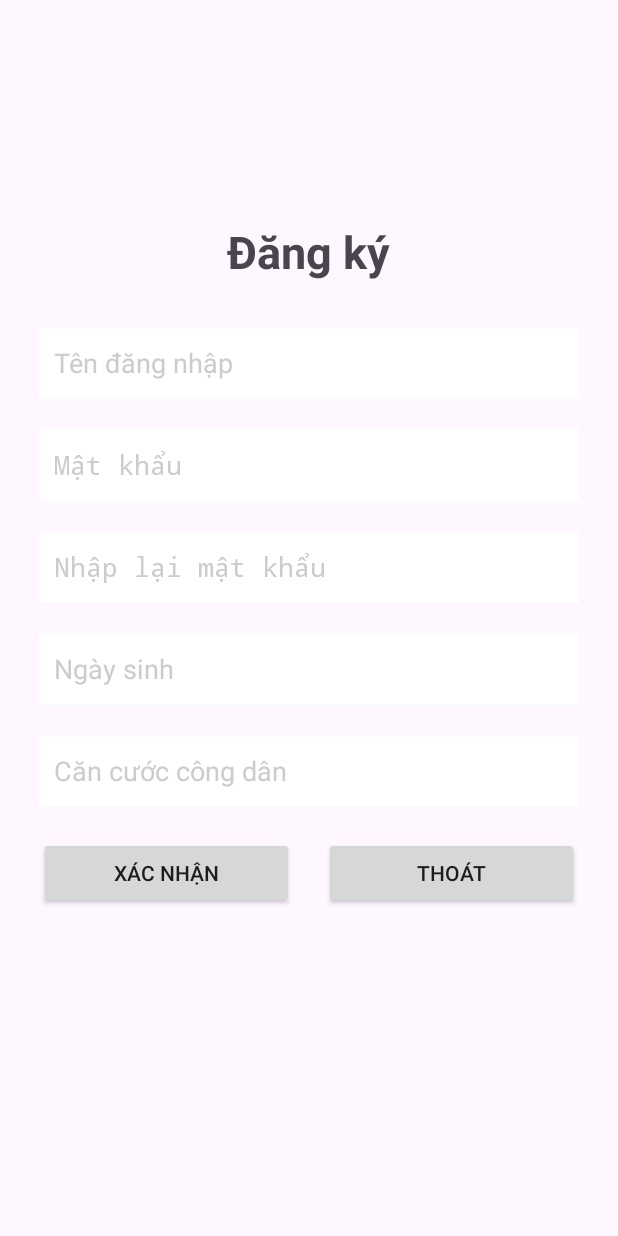
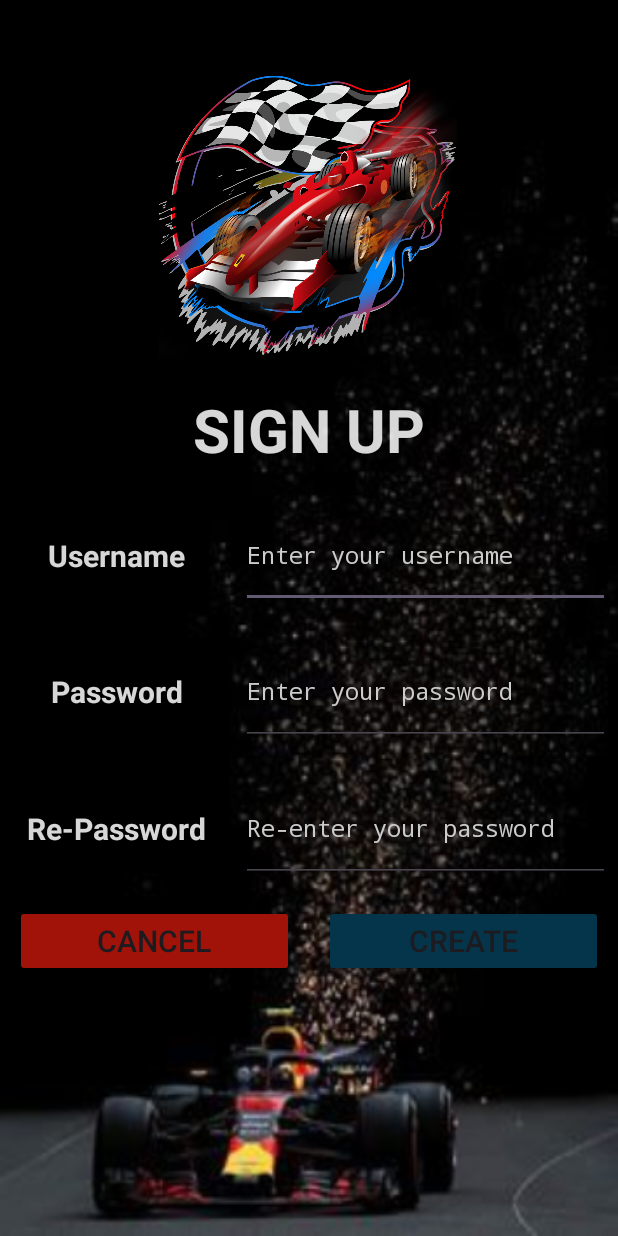
Before and after one commit to KenTheWhale/Android_Car_Racing, an Android app: the RegisterActivity screen opened directly, with no data from a screen before it, on a phone screen of 412 x 824 dp. Run offline under Robolectric (Android 15) with nearby library versions, the light colour scheme and no system bars.

Commit message:
Remake Signup

```diff
--- a/app/src/main/AndroidManifest.xml
+++ b/app/src/main/AndroidManifest.xml
@@ -7,7 +7,7 @@
         android:dataExtractionRules="@xml/data_extraction_rules"
         android:fullBackupContent="@xml/backup_rules"
         android:icon="@mipmap/ic_launcher"
-        android:label="@string/app_name"
+        android:label="CarRacing"
         android:roundIcon="@mipmap/ic_launcher_round"
         android:supportsRtl="true"
         android:theme="@style/Theme.CarRacing"
--- a/app/src/main/java/com/ken/carracing/LoginActivity.java
+++ b/app/src/main/java/com/ken/carracing/LoginActivity.java
@@ -17,8 +17,9 @@ public class LoginActivity extends Activity {
     private EditText usernameInput;
     private EditText passwordInput;
     private Button btnSignIn;
+    private Button btnSignUp;
 
-    private final HashMap<String, String> accounts = new HashMap<>();
+    private  HashMap<String, String> accounts = new HashMap<>();
 
     @Override
     protected void onCreate(@Nullable Bundle savedInstanceState) {
@@ -29,14 +30,26 @@ public class LoginActivity extends Activity {
         accounts.put("user2", "abc");
         accounts.put("user3", "test");
 
-        usernameInput = (EditText) findViewById(R.id.usernameInput);
-        passwordInput =(EditText) findViewById(R.id.passwordInput);
-        btnSignIn =(Button) findViewById(R.id.btnSignIn);
+        usernameInput = findViewById(R.id.usernameInput);
+        passwordInput = findViewById(R.id.passwordInput);
+        btnSignIn = findViewById(R.id.btnSignIn);
+        btnSignUp = findViewById(R.id.btnSignUp);
+
+        if((getIntent().getSerializableExtra("accounts")) != null){
+            accounts = (HashMap<String, String>) (getIntent().getSerializableExtra("accounts"));
+        }
 
         btnSignIn.setOnClickListener(new View.OnClickListener() {
             @Override
             public void onClick(View v) {
                 Login();
+            }
+        });
+
+        btnSignUp.setOnClickListener(new View.OnClickListener() {
+            @Override
+            public void onClick(View v) {
+                changeSignUpPage();
             }
         });
     }
@@ -71,4 +84,10 @@ public class LoginActivity extends Activity {
         return accounts.containsKey(username) && accounts.get(username).equals(password);
     }
 
+    private void changeSignUpPage(){
+        Intent intent = new Intent(this, RegisterActivity.class);
+        intent.putExtra("accounts", accounts);
+        startActivity(intent);
+        finish();
+    }
 }
--- a/app/src/main/java/com/ken/carracing/RegisterActivity.java
+++ b/app/src/main/java/com/ken/carracing/RegisterActivity.java
@@ -1,5 +1,6 @@
 package com.ken.carracing;
 
+import android.annotation.SuppressLint;
 import android.app.Activity;
 import android.content.Intent;
 import android.os.Bundle;
@@ -16,26 +17,27 @@ import java.util.HashMap;
 public class RegisterActivity extends Activity {
     private EditText usernameInput;
     private EditText passwordInput;
-    private EditText birthdayInput;
-    private EditText idCardInput;
-    private Button btnSignUp;
+    private EditText confirmedPasswordInput;
+    private Button btnCreate;
     private Button btnCancel;
 
-    private final HashMap<String, String> accounts = new HashMap<>();
+    private HashMap<String, String> accounts = new HashMap<>();
 
+    @SuppressLint("MissingInflatedId")
     @Override
     protected void onCreate(@Nullable Bundle savedInstanceState) {
         super.onCreate(savedInstanceState);
         setContentView(R.layout.register_activity);
 
-        usernameInput = findViewById(R.id.usernameInput);
-        passwordInput = findViewById(R.id.passwordInput);
-        birthdayInput = findViewById(R.id.birthdayInput);
-        idCardInput = findViewById(R.id.idCardInput);
-        btnSignUp = findViewById(R.id.btnSignUp);
-        btnCancel = findViewById(R.id.btnCancel);
+        usernameInput = findViewById(R.id.inp_username);
+        passwordInput = findViewById(R.id.inp_password);
+        confirmedPasswordInput = findViewById(R.id.inp_repassword);
+        btnCreate = findViewById(R.id.btn_create);
+        btnCancel = findViewById(R.id.btn_cancel);
 
-        btnSignUp.setOnClickListener(new View.OnClickListener() {
+        accounts = (HashMap<String, String>) getIntent().getSerializableExtra("accounts");
+
+        btnCreate.setOnClickListener(new View.OnClickListener() {
             @Override
             public void onClick(View v) {
                 register();
@@ -45,7 +47,7 @@ public class RegisterActivity extends Activity {
         btnCancel.setOnClickListener(new View.OnClickListener() {
             @Override
             public void onClick(View v) {
-                finish();
+                changeLoginPage();
             }
         });
     }
@@ -53,8 +55,7 @@ public class RegisterActivity extends Activity {
     private void register() {
         String username = usernameInput.getText().toString().trim();
         String password = passwordInput.getText().toString().trim();
-        String birthday = birthdayInput.getText().toString().trim();
-        String idCard = idCardInput.getText().toString().trim();
+        String confirmedPassword = confirmedPasswordInput.getText().toString().trim();
 
         if (TextUtils.isEmpty(username)) {
             usernameInput.setError("Username is required");
@@ -68,15 +69,15 @@ public class RegisterActivity extends Activity {
             return;
         }
 
-        if (TextUtils.isEmpty(birthday)) {
-            birthdayInput.setError("Birthday is required");
-            birthdayInput.requestFocus();
+        if (TextUtils.isEmpty(confirmedPassword)) {
+            passwordInput.setError("Re-password is required");
+            passwordInput.requestFocus();
             return;
         }
 
-        if (TextUtils.isEmpty(idCard)) {
-            idCardInput.setError("ID Card is required");
-            idCardInput.requestFocus();
+        if(!password.equals(confirmedPassword)){
+            confirmedPasswordInput.setError("Re-password does not match password");
+            confirmedPasswordInput.requestFocus();
             return;
         }
 
@@ -88,7 +89,14 @@ public class RegisterActivity extends Activity {
 
         accounts.put(username, password);
 
-        Toast.makeText(this, "Registration successful", Toast.LENGTH_SHORT).show();
+        Toast.makeText(this, "Register successfully", Toast.LENGTH_SHORT).show();
+        Intent intent = new Intent(this, LoginActivity.class);
+        intent.putExtra("accounts", accounts);
+        startActivity(intent);
+        finish();
+    }
+
+    private void changeLoginPage(){
         Intent intent = new Intent(this, LoginActivity.class);
         startActivity(intent);
         finish();
--- a/app/src/main/res/layout/login_activity.xml
+++ b/app/src/main/res/layout/login_activity.xml
@@ -18,7 +18,7 @@
         android:layout_gravity="center_horizontal"
         android:src="@drawable/logo"
         android:elevation="50dp"
-        android:layout_weight="4"/>
+        android:layout_weight="3"/>
     <TextView
         android:layout_width="match_parent"
         android:layout_height="0dp"
@@ -32,70 +32,76 @@
 
     <LinearLayout
         android:layout_width="match_parent"
-        android:layout_height="wrap_content"
+        android:layout_height="0dp"
         android:orientation="horizontal"
-        android:layout_weight="0.5"
+        android:layout_weight="1.2"
         android:weightSum="10"
         android:gravity="center_horizontal"
         android:layout_marginTop="10dp">
         <TextView
-            android:layout_weight="2"
+            android:layout_weight="3"
             android:layout_width="30dp"
             android:layout_height="match_parent"
             android:text="Username"
             android:textColor="#D7FFFFFF"
             android:textStyle="bold"
-            android:layout_margin="5dp"
+            android:layout_margin="10dp"
             android:textSize="20sp"
-            android:gravity="center"/>
+            android:gravity="center" />
        <EditText
            android:id="@+id/usernameInput"
-           android:layout_weight="6"
+           android:layout_weight="7"
            android:layout_width="0dp"
            android:layout_height="match_parent"
            android:hint="Enter your username"
            android:textColor="@color/white"
-           android:textColorHint="#808080"
+           android:textColorHint="@color/Gray"
            android:imeOptions="actionDone"
            android:inputType="text"
            android:typeface="monospace"
            android:maxLength="50"
            android:maxLines="1"
            android:gravity="center_vertical|left"
-           android:textSize="15sp"/>
+           android:textSize="15sp"
+           android:layout_marginStart="5dp"
+           android:layout_marginEnd="0dp"
+           android:layout_margin="5dp"/>
     </LinearLayout>
     <LinearLayout
         android:layout_width="match_parent"
-        android:layout_height="wrap_content"
+        android:layout_height="0dp"
         android:orientation="horizontal"
-        android:layout_weight="0.5"
+        android:layout_weight="1.2"
         android:weightSum="10"
         android:gravity="center_horizontal"
         android:layout_marginTop="10dp">
         <TextView
-            android:layout_weight="2"
+            android:layout_weight="3"
             android:layout_width="30dp"
             android:layout_height="match_parent"
             android:gravity="center"
             android:text="Password"
             android:textColor="#D7FFFFFF"
             android:textStyle="bold"
-            android:layout_margin="5dp"
-            android:textSize="20sp" />
+            android:layout_margin="10dp"
+            android:textSize="20sp"/>
         <EditText
             android:id="@+id/passwordInput"
-            android:layout_weight="6"
+            android:layout_weight="7"
             android:layout_width="0dp"
             android:layout_height="match_parent"
             android:hint="Enter your password"
             android:textColor="@color/white"
-            android:textColorHint="#808080"
+            android:textColorHint="@color/Gray"
             android:imeOptions="actionDone"
             android:inputType="textPassword"
             android:maxLength="50"
             android:maxLines="1"
             android:gravity="center_vertical|left"
-            android:textSize="15sp"/>
+            android:textSize="15sp"
+            android:layout_marginStart="5dp"
+            android:layout_marginEnd="0dp"
+            android:layout_margin="5dp"/>
     </LinearLayout>
 
     <Button
@@ -105,7 +111,7 @@
         android:layout_gravity="center"
         android:layout_marginTop="40dp"
         android:backgroundTint="#05354A"
-        android:text="Sign In"
+        android:text="Log In"
         android:textColor="#FFF"
         android:textSize="20sp"/>
     <Button
--- a/app/src/main/res/layout/register_activity.xml
+++ b/app/src/main/res/layout/register_activity.xml
@@ -1,92 +1,147 @@
 <?xml version="1.0" encoding="utf-8"?>
-<RelativeLayout xmlns:android="http://schemas.android.com/apk/res/android"
+<LinearLayout xmlns:android="http://schemas.android.com/apk/res/android"
     xmlns:tools="http://schemas.android.com/tools"
     android:layout_width="match_parent"
     android:layout_height="match_parent"
-    android:paddingLeft="16dp"
-    android:paddingRight="16dp"
-    android:paddingTop="16dp"
-    android:paddingBottom="16dp"
-    tools:context=".MainActivity">
+    android:background="@drawable/login"
+    android:orientation="vertical"
+    android:weightSum="10"
+    tools:context=".RegisterActivity">
+
+    <ImageView
+        android:layout_marginTop="40dp"
+        android:id="@+id/imageView"
+        android:layout_width="200dp"
+        android:layout_height="0dp"
+        android:layout_gravity="center_horizontal"
+        android:src="@drawable/logo"
+        android:elevation="50dp"
+        android:layout_weight="3"/>
 
     <TextView
-        android:layout_width="wrap_content"
-        android:layout_height="wrap_content"
-        android:text="@string/dangky"
-        android:layout_above="@+id/KhungDangKy"
-        android:layout_centerHorizontal="true"
-        android:padding="10dp"
+        android:layout_width="match_parent"
+        android:layout_height="0dp"
+        android:text="SIGN UP"
+        android:textColor="#D7FFFFFF"
+        android:textStyle="bold"
+        android:gravity="center"
+        android:textSize="40sp"
+        android:layout_marginTop="10dp"
+        android:layout_weight="1"/>
+
+    <LinearLayout
+        android:layout_width="match_parent"
+        android:layout_height="0dp"
+        android:orientation="horizontal"
+        android:layout_weight="1.2"
+        android:weightSum="10"
+        android:gravity="center_horizontal"
+        android:layout_marginTop="10dp">
+        <TextView
+            android:layout_weight="3"
+            android:layout_width="30dp"
+            android:layout_height="match_parent"
+            android:text="Username"
+            android:textColor="#D7FFFFFF"
+            android:textStyle="bold"
             android:layout_margin="10dp"
+            android:textSize="20sp"
+            android:gravity="center" />
+        <EditText
+            android:id="@+id/inp_username"
+            android:layout_weight="7"
+            android:layout_width="0dp"
+            android:layout_height="match_parent"
+            android:hint="Enter your username"
+            android:textColor="@color/white"
+            android:textColorHint="@color/Gray"
+            android:imeOptions="actionDone"
+            android:inputType="text"
+            android:typeface="monospace"
+            android:maxLength="50"
+            android:maxLines="1"
+            android:gravity="center_vertical|left"
+            android:textSize="15sp"
+            android:layout_marginStart="5dp"
+            android:layout_marginEnd="0dp"
+            android:layout_margin="5dp"/>
+    </LinearLayout>
+
+    <LinearLayout
+        android:layout_width="match_parent"
+        android:layout_height="0dp"
+        android:orientation="horizontal"
+        android:layout_weight="1.2"
+        android:weightSum="10"
+        android:gravity="center_horizontal"
+        android:layout_marginTop="10dp">
+        <TextView
+            android:layout_weight="3"
+            android:layout_width="30dp"
+            android:layout_height="match_parent"
+            android:text="Password"
+            android:textColor="#D7FFFFFF"
             android:textStyle="bold"
-        android:textSize="30dp" />
+            android:layout_margin="10dp"
+            android:textSize="20sp"
+            android:gravity="center" />
+        <EditText
+            android:id="@+id/inp_password"
+            android:layout_weight="7"
+            android:layout_width="0dp"
+            android:layout_height="match_parent"
+            android:hint="Enter your password"
+            android:textColor="@color/white"
+            android:textColorHint="@color/Gray"
+            android:imeOptions="actionDone"
+            android:inputType="textPassword"
+            android:typeface="monospace"
+            android:maxLength="50"
+            android:maxLines="1"
+            android:gravity="center_vertical|left"
+            android:textSize="15sp"
+            android:layout_marginStart="5dp"
+            android:layout_marginEnd="0dp"
+            android:layout_margin="5dp"/>
+    </LinearLayout>
+
     <LinearLayout
-        android:id="@+id/KhungDangKy"
         android:layout_width="match_parent"
-        android:layout_height="wrap_content"
-        android:layout_centerInParent="true"
-        android:orientation="vertical">
-
+        android:layout_height="0dp"
+        android:orientation="horizontal"
+        android:layout_weight="1.2"
+        android:weightSum="10"
+        android:gravity="center_horizontal"
+        android:layout_marginTop="10dp">
+        <TextView
+            android:layout_weight="3"
+            android:layout_width="30dp"
+            android:layout_height="match_parent"
+            android:text="Re-Password"
+            android:textColor="#D7FFFFFF"
+            android:textStyle="bold"
+            android:layout_margin="10dp"
+            android:textSize="20sp"
+            android:gravity="center" />
         <EditText
-            android:id="@+id/usernameInput"
-            android:layout_width="match_parent"
-            android:layout_height="wrap_content"
-            android:layout_margin="10dp"
-            android:background="@color/white"
-            android:drawablePadding="10dp"
-            android:hint="@string/tendangnhap"
-            android:padding="10dp"
-            android:minHeight="48dp"
-            android:textColorHint="@color/Gray" />
-
-        <EditText
-            android:id="@+id/passwordInput"
-            android:layout_width="match_parent"
-            android:layout_height="wrap_content"
-            android:layout_margin="10dp"
-            android:background="@color/white"
-            android:drawablePadding="10dp"
-            android:hint="@string/nhapmatkhau"
-            android:padding="10dp"
-            android:minHeight="48dp"
-            android:password="true"
-            android:textColorHint="@color/Gray" />
-
-        <EditText
-            android:id="@+id/passwordInputAgain"
-            android:layout_width="match_parent"
-            android:layout_height="wrap_content"
-            android:layout_margin="10dp"
-            android:background="@color/white"
-            android:drawablePadding="10dp"
-            android:hint="@string/nhaplaimatkhau"
-            android:padding="10dp"
-            android:minHeight="48dp"
-            android:password="true"
-            android:textColorHint="@color/Gray" />
-
-        <EditText
-            android:id="@+id/birthdayInput"
-            android:layout_width="match_parent"
-            android:layout_height="wrap_content"
-            android:layout_margin="10dp"
-            android:background="@color/white"
-            android:drawablePadding="10dp"
-            android:hint="@string/ngaysinh"
-            android:padding="10dp"
-            android:minHeight="48dp"
-            android:textColorHint="@color/Gray" />
-
-        <EditText
-            android:id="@+id/idCardInput"
-            android:layout_width="match_parent"
-            android:layout_height="wrap_content"
-            android:layout_margin="10dp"
-            android:background="@color/white"
-            android:drawablePadding="10dp"
-            android:hint="@string/cancuoccongdan"
-            android:padding="10dp"
-            android:minHeight="48dp"
-            android:textColorHint="@color/Gray" />
+            android:id="@+id/inp_repassword"
+            android:layout_weight="7"
+            android:layout_width="0dp"
+            android:layout_height="match_parent"
+            android:hint="Re-enter your password"
+            android:textColor="@color/white"
+            android:textColorHint="@color/Gray"
+            android:imeOptions="actionDone"
+            android:inputType="textPassword"
+            android:typeface="monospace"
+            android:maxLength="50"
+            android:maxLines="1"
+            android:gravity="center_vertical|left"
+            android:textSize="15sp"
+            android:layout_marginStart="5dp"
+            android:layout_marginEnd="0dp"
+            android:layout_margin="5dp"/>
+    </LinearLayout>
 
     <LinearLayout
         android:layout_width="match_parent"
@@ -94,24 +149,26 @@
         android:orientation="horizontal">
 
         <Button
-                android:id="@+id/btnSignUp"
+            android:id="@+id/btn_cancel"
             android:layout_width="0dp"
-                android:layout_height="wrap_content"
-                android:text="@string/xacnhan"
+            android:layout_height="match_parent"
+            android:layout_margin="10dp"
             android:layout_weight="1"
             android:padding="10dp"
-                android:layout_margin="10dp" />
+            android:text="Cancel"
+            android:textSize="20sp"
+            android:backgroundTint="#A11309"/>
 
         <Button
-                android:id="@+id/btnCancel"
+            android:id="@+id/btn_create"
             android:layout_width="0dp"
-                android:layout_height="wrap_content"
-                android:text="@string/thoat"
+            android:layout_height="match_parent"
+            android:layout_margin="10dp"
             android:layout_weight="1"
             android:padding="10dp"
-                android:layout_margin="10dp" />
+            android:text="Create"
+            android:textSize="20sp"
+            android:backgroundTint="#05354A"/>
 
     </LinearLayout>
 </LinearLayout>
-
-</RelativeLayout>
--- a/app/src/main/res/values/strings.xml
+++ /dev/null
@@ -1,11 +0,0 @@
-<resources>
-    <string name="app_name">CarRacing</string>
-    <string name="tendangnhap">Tên đăng nhập</string>
-    <string name="nhapmatkhau">Mật khẩu</string>
-    <string name="nhaplaimatkhau">Nhập lại mật khẩu</string>
-    <string name="ngaysinh">Ngày sinh</string>
-    <string name="cancuoccongdan">Căn cước công dân</string>
-    <string name="xacnhan">Xác nhận</string>
-    <string name="thoat">Thoát</string>
-    <string name="dangky">Đăng ký</string>
-</resources>
```
Lines whose indentation alone changed are shown as unchanged.
